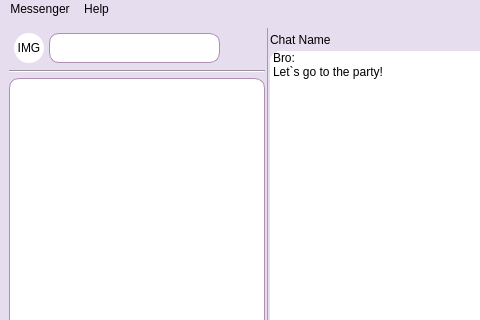
Before: the Qt Designer form messenger/mainwindow.ui in ita-social-projects/HTTP_Messenger_Client, drawn with Qt 5; both pictures show x 0 to 480 and y 0 to 320 of the 893 by 498 pixel window.
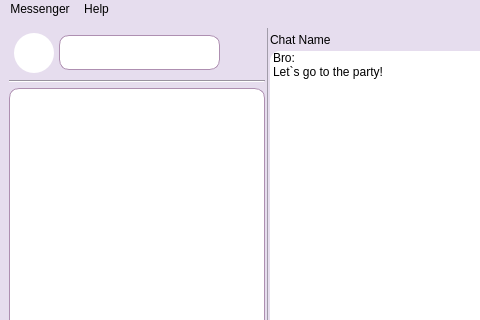
After: the same form once the commit is applied. Icons and pictures are not drawn.

Commit message: CLV-141 ProfileWindow. Added chats field in user. Changed UI MainWindow

Diff of the .ui file:
```diff
--- a/messenger/mainwindow.ui
+++ b/messenger/mainwindow.ui
@@ -18,8 +18,8 @@
 </string>
   </property>
   <widget class="QWidget" name="centralwidget">
-   <layout class="QHBoxLayout" name="horizontalLayout_4">
-    <item>
+   <layout class="QGridLayout" name="gridLayout">
+    <item row="0" column="0">
      <layout class="QHBoxLayout" name="horizontalLayout_3">
       <property name="spacing">
        <number>0</number>
@@ -61,10 +61,13 @@
           <number>1</number>
          </property>
          <item>
-          <layout class="QHBoxLayout" name="horizontalLayout_2">
+          <layout class="QHBoxLayout" name="horizontalLayout_2" stretch="1,4,1">
            <property name="spacing">
             <number>5</number>
            </property>
+           <property name="sizeConstraint">
+            <enum>QLayout::SetFixedSize</enum>
+           </property>
            <property name="leftMargin">
             <number>5</number>
            </property>
@@ -75,7 +78,10 @@
             <number>2</number>
            </property>
            <item>
-            <widget class="QLabel" name="UserImg">
+            <widget class="QPushButton" name="UserImg">
+             <property name="enabled">
+              <bool>true</bool>
+             </property>
              <property name="sizePolicy">
               <sizepolicy hsizetype="Fixed" vsizetype="Fixed">
                <horstretch>0</horstretch>
@@ -84,21 +90,48 @@
              </property>
              <property name="minimumSize">
               <size>
-               <width>30</width>
-               <height>30</height>
+               <width>40</width>
+               <height>40</height>
               </size>
              </property>
+             <property name="mouseTracking">
+              <bool>true</bool>
+             </property>
+             <property name="acceptDrops">
+              <bool>false</bool>
+             </property>
+             <property name="autoFillBackground">
+              <bool>false</bool>
+             </property>
              <property name="styleSheet">
-              <string notr="true">QLabel{
-background-color: rgb(255,255,255);
-border-radius: 15px;
-}</string>
+              <string notr="true">QPushButton{
+border-radius: 20px;
+background-color: white;
+}
+QPushButton:hover {
+     background-color:rgb(200, 192, 207);
+ }</string>
              </property>
              <property name="text">
-              <string>IMG</string>
+              <string/>
              </property>
-             <property name="alignment">
-              <set>Qt::AlignCenter</set>
+             <property name="iconSize">
+              <size>
+               <width>25</width>
+               <height>20</height>
+              </size>
+             </property>
+             <property name="checkable">
+              <bool>false</bool>
+             </property>
+             <property name="autoDefault">
+              <bool>false</bool>
+             </property>
+             <property name="default">
+              <bool>true</bool>
+             </property>
+             <property name="flat">
+              <bool>true</bool>
              </property>
             </widget>
            </item>
@@ -107,7 +140,7 @@
              <property name="minimumSize">
               <size>
                <width>0</width>
-               <height>30</height>
+               <height>35</height>
               </size>
              </property>
              <property name="styleSheet">
@@ -135,8 +168,12 @@
               <bool>true</bool>
              </property>
              <property name="styleSheet">
-              <string notr="true">QPushButton:hover {
-     background-color: rgb(136, 131, 141);
+              <string notr="true">QPushButton{
+border-radius: 20px;
+background-color: rgb(230, 221, 238);
+}
+QPushButton:hover {
+     background-color:rgb(200, 192, 207);
  }</string>
              </property>
              <property name="text">
```
Left out of the diff: 3 changed lines with no effect on the pictures. The commit also changes 13 other files.
